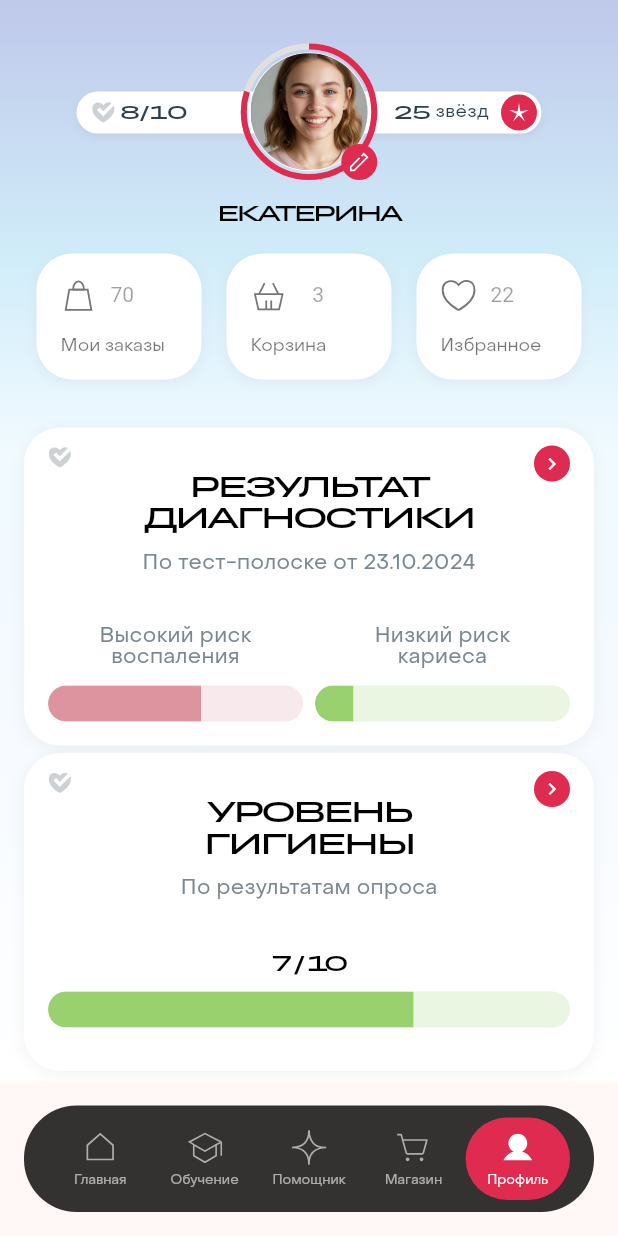
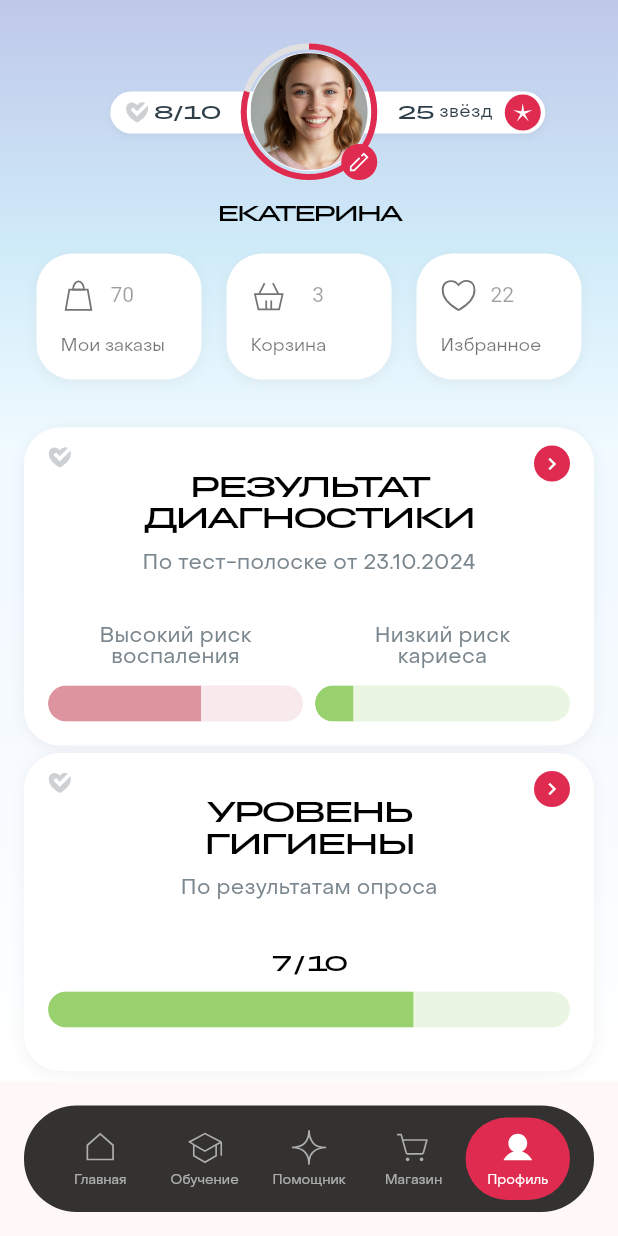
Before and after one commit to AlexeyZelenko/my_flutter, a Flutter app: the screen it shows after launch, item 5 of the bottom bar chosen, on a phone screen of 412 x 824 dp. Run offline on Flutter 3.47's test engine with Material 3 defaults, Android fonts, the phone set to English and light mode, and no system bars; our stand-ins replace flutter_svg; Roboto replaces fonts that are missing (GolosText); project files that could hold a hidden picture were left out.

Commit message:
refactor(profile_header): adjust width and add margin for better alignment
The width of the profile header component was reduced from 310 to 290 to improve visual alignment. Additionally, a left margin of 25 was added to the container to ensure proper spacing and enhance the overall layout.

```diff
--- a/lib/widgets/profile/profile_header/profile_header.dart
+++ b/lib/widgets/profile/profile_header/profile_header.dart
@@ -24,7 +24,7 @@ class ProfileHeaderWidget extends StatelessWidget {
     return Padding(
       padding: const EdgeInsets.symmetric(vertical: 16.0),
       child: SizedBox(
-        width: 310, // Фиксированная ширина всего компонента
+        width: 290, // Фиксированная ширина всего компонента
         height: 137,
         child: Stack(
           clipBehavior: Clip.none,
@@ -34,8 +34,9 @@ class ProfileHeaderWidget extends StatelessWidget {
             Positioned(
               top: 45, // Половина высоты аватара для перекрытия
               child: Container(
-                width: 310,
+                width: 290,
                 height: 28,
+                margin: const EdgeInsets.only(left: 25),
                 decoration: BoxDecoration(
                   color: ProfileHeaderColors.white,
                   borderRadius: BorderRadius.circular(15),
```
